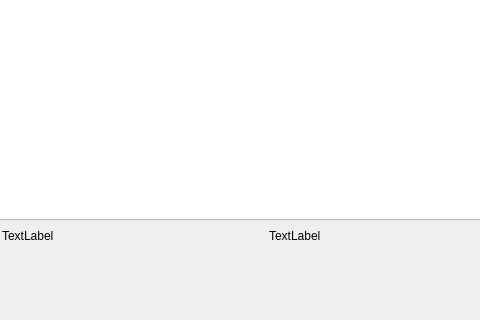
Before: the Qt Designer form Ui_DataView.ui in afei2357/NJS_ARpt, drawn with Qt 5; both pictures show x 206 to 686 and y 328 to 648 of the 1012 by 648 pixel window.
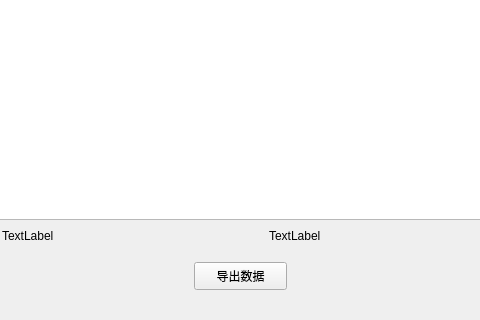
After: the same form once the commit is applied.

Commit message: 添加了导出数据的功能

Diff of the .ui file:
```diff
--- a/Ui_DataView.ui
+++ b/Ui_DataView.ui
@@ -132,6 +132,19 @@
     </item>
    </layout>
   </widget>
+  <widget class="QPushButton" name="btnExportInfo">
+   <property name="geometry">
+    <rect>
+     <x>400</x>
+     <y>590</y>
+     <width>93</width>
+     <height>28</height>
+    </rect>
+   </property>
+   <property name="text">
+    <string>导出数据</string>
+   </property>
+  </widget>
  </widget>
  <resources/>
  <connections/>
```
The commit also changes 23 other files.
